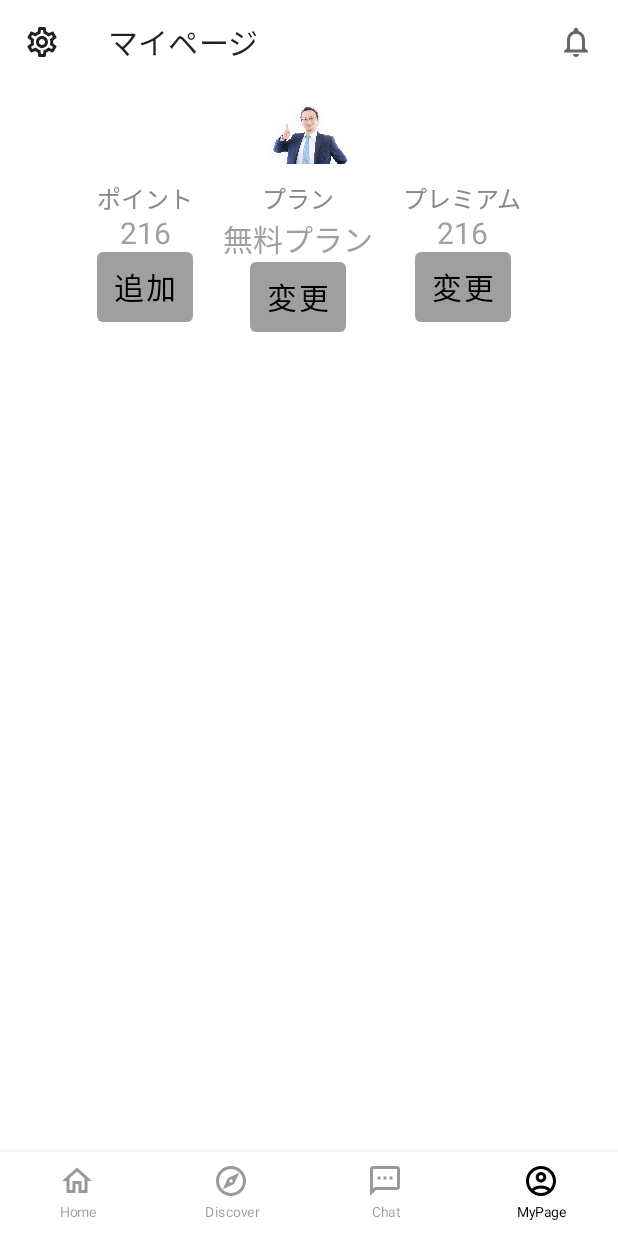
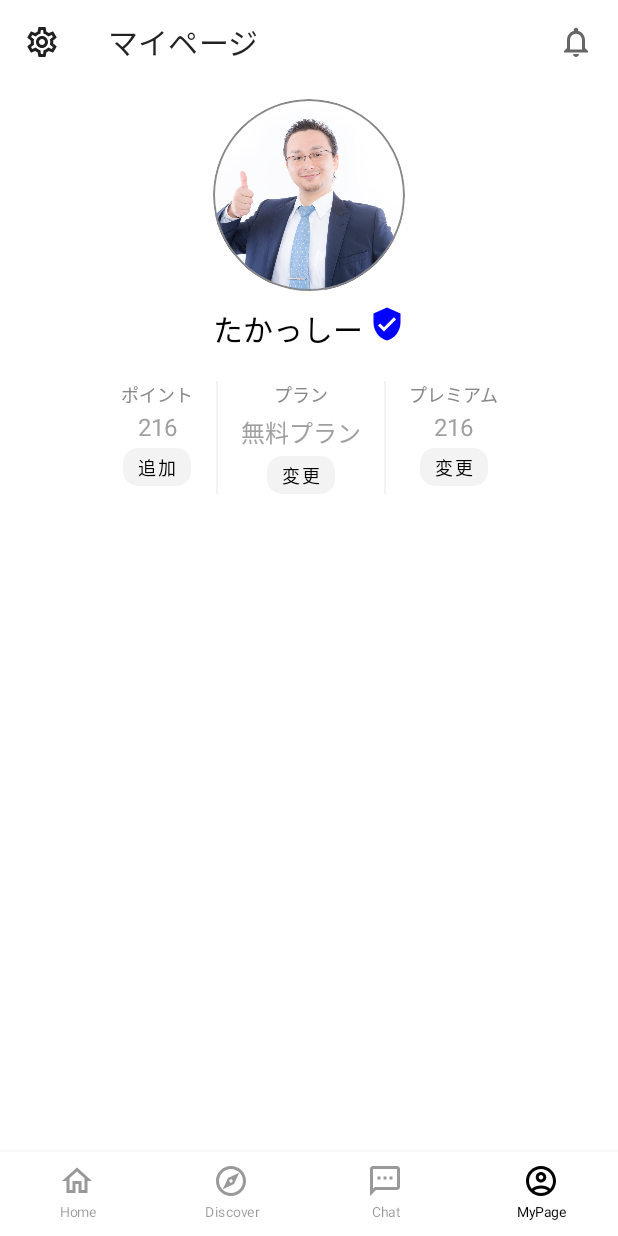
Before and after one commit to takasshii/matching-like-ui, an Android app built with Jetpack Compose: the MyPage screen opened through its navigation route, on a phone screen of 412 x 824 dp. Run offline under Robolectric (Android 15) with nearby library versions, the phone set to English and light mode, and no system bars.

```diff
--- a/app/src/main/java/com/example/matchinglikeui/ui/myPage/MyPageScreen.kt
+++ b/app/src/main/java/com/example/matchinglikeui/ui/myPage/MyPageScreen.kt
@@ -5,7 +5,9 @@ import androidx.compose.foundation.Image
 import androidx.compose.foundation.border
 import androidx.compose.foundation.layout.*
 import androidx.compose.foundation.shape.CircleShape
+import androidx.compose.foundation.shape.RoundedCornerShape
 import androidx.compose.material.ButtonDefaults
+import androidx.compose.material.Divider
 import androidx.compose.material.Text
 import androidx.compose.material.TextButton
 import androidx.compose.runtime.Composable
@@ -14,6 +16,8 @@ import androidx.compose.ui.Modifier
 import androidx.compose.ui.draw.clip
 import androidx.compose.ui.geometry.Offset
 import androidx.compose.ui.graphics.Color
+import androidx.compose.ui.graphics.ColorFilter
+import androidx.compose.ui.layout.ContentScale
 import androidx.compose.ui.res.painterResource
 import androidx.compose.ui.tooling.preview.Preview
 import androidx.compose.ui.unit.dp
@@ -24,46 +28,94 @@ import com.example.matchinglikeui.R
 @Composable
 fun MyPage() {
     Column(modifier = Modifier.fillMaxSize()) {
+        Spacer(modifier = Modifier.height(10.dp))
         Image(
             painter = painterResource(id = R.drawable.sample_people),
             contentDescription = "プロフィール画像",
+            contentScale = ContentScale.Crop,
             modifier = Modifier
-                .size(64.dp)
-                .clip(
-                    CircleShape
-                ).align(Alignment.CenterHorizontally)
+                .size(128.dp)
+                .clip(CircleShape)
+                .align(Alignment.CenterHorizontally)
+                .border(1.dp, Color.Gray, CircleShape)
         )
-        Row(modifier = Modifier.fillMaxWidth(), horizontalArrangement = Arrangement.Center) {
-            StatusButton(title = "ポイント", status = "216", buttonTitle = "追加")
-            BetweenLine()
-            StatusButton(title = "プラン", status = "無料プラン", buttonTitle = "変更")
-            BetweenLine()
-            StatusButton(title = "プレミアム", status = "216", buttonTitle = "変更")
+        Spacer(modifier = Modifier.height(10.dp))
+        TextWithIcon(name = "たかっしー", batch = true)
+        Spacer(modifier = Modifier.height(20.dp))
+        Row(
+            modifier = Modifier
+                .height(IntrinsicSize.Min)
+                .fillMaxWidth(),
+            horizontalArrangement = Arrangement.Center
+        ) {
+            StatusButton(
+                title = "ポイント",
+                status = "216",
+                buttonTitle = "追加",
+                modifier = Modifier.padding(end = 15.dp)
+            )
+            Divider(
+                color = Color.Gray.copy(0.1f),
+                modifier = Modifier
+                    .fillMaxHeight()
+                    .width(1.dp)
+            )
+            StatusButton(
+                title = "プラン",
+                status = "無料プラン",
+                buttonTitle = "変更",
+                modifier = Modifier.padding(horizontal = 15.dp)
+            )
+            Divider(
+                color = Color.Gray.copy(0.1f),
+                modifier = Modifier
+                    .fillMaxHeight()
+                    .width(1.dp)
+            )
+            StatusButton(
+                title = "プレミアム",
+                status = "216",
+                buttonTitle = "変更",
+                modifier = Modifier.padding(start = 15.dp)
+            )
+        }
+        Spacer(
+            modifier = Modifier
+                .height(20.dp)
+                .fillMaxWidth()
+        )
+    }
+}
+
+@Composable
+fun TextWithIcon(name: String, batch: Boolean) {
+    Row(modifier = Modifier.fillMaxWidth(), horizontalArrangement = Arrangement.Center) {
+        Text(text = name, fontSize = 20.sp, modifier = Modifier.padding(end = 4.dp), color = Color.Black)
+        if(batch) {
+            Image(painter = painterResource(R.drawable.ic_baseline_verified_user_24), contentDescription = "承認済みユーザーです", colorFilter = ColorFilter.tint(Color.Blue))
+        } else {
+            Image(painter = painterResource(R.drawable.ic_baseline_privacy_tip_24), contentDescription = "本人確認が必要です", colorFilter = ColorFilter.tint(Color.Blue))
         }
     }
 }
 
 @Composable
-fun StatusButton(title: String, status: String, buttonTitle: String) {
-    Column(horizontalAlignment = Alignment.CenterHorizontally) {
-        Text(text = title, color = Color.Gray, fontSize = 16.sp)
-        Text(text = status, color = Color.Gray.copy(0.8f), fontSize = 20.sp)
-        TextButton(onClick = { /*TODO*/ }, colors = ButtonDefaults.textButtonColors(backgroundColor = Color.Gray.copy(0.8f))) {
-            Text(text = buttonTitle, color = Color.Black, fontSize = 20.sp)
+fun StatusButton(title: String, status: String, buttonTitle: String, modifier: Modifier) {
+    Column(horizontalAlignment = Alignment.CenterHorizontally, modifier = modifier) {
+        Text(text = title, color = Color.Gray, fontSize = 12.sp)
+        Spacer(modifier = Modifier.size(4.dp))
+        Text(text = status, color = Color.Gray.copy(0.8f), fontSize = 16.sp)
+        Spacer(modifier = Modifier.size(4.dp))
+        TextButton(
+            onClick = { /*TODO*/ },
+            colors = ButtonDefaults.textButtonColors(backgroundColor = Color.Gray.copy(0.1f)),
+            shape = RoundedCornerShape(10.dp),
+            contentPadding = PaddingValues(4.dp),
+            modifier = Modifier
+                .height(25.dp)
+                .width(45.dp)
+        ) {
+            Text(text = buttonTitle, color = Color.Black, fontSize = 12.sp)
         }
     }
 }
-
-@Composable
-fun BetweenLine() {
-    Canvas(modifier = Modifier.padding(horizontal = 10.dp)) {
-        val canvasHeight = size.height
-        val canvasWidth = size.width
-        drawLine(
-            start = Offset(x = canvasWidth, y = 0f),
-            end = Offset(x = 0f, y = canvasHeight),
-            color = Color.Gray,
-            strokeWidth = 1F
-        )
-    }
-}
--- /dev/null
+++ b/app/src/main/res/drawable/ic_baseline_privacy_tip_24.xml
@@ -0,0 +1,5 @@
+<vector android:height="24dp" android:tint="#000000"
+    android:viewportHeight="24" android:viewportWidth="24"
+    android:width="24dp" xmlns:android="http://schemas.android.com/apk/res/android">
+    <path android:fillColor="@android:color/white" android:pathData="M12,1L3,5v6c0,5.55 3.84,10.74 9,12c5.16,-1.26 9,-6.45 9,-12V5L12,1L12,1zM11,7h2v2h-2V7zM11,11h2v6h-2V11z"/>
+</vector>
--- /dev/null
+++ b/app/src/main/res/drawable/ic_baseline_verified_user_24.xml
@@ -0,0 +1,5 @@
+<vector android:height="24dp" android:tint="#000000"
+    android:viewportHeight="24" android:viewportWidth="24"
+    android:width="24dp" xmlns:android="http://schemas.android.com/apk/res/android">
+    <path android:fillColor="@android:color/white" android:pathData="M12,1L3,5v6c0,5.55 3.84,10.74 9,12 5.16,-1.26 9,-6.45 9,-12L21,5l-9,-4zM10,17l-4,-4 1.41,-1.41L10,14.17l6.59,-6.59L18,9l-8,8z"/>
+</vector>
```
